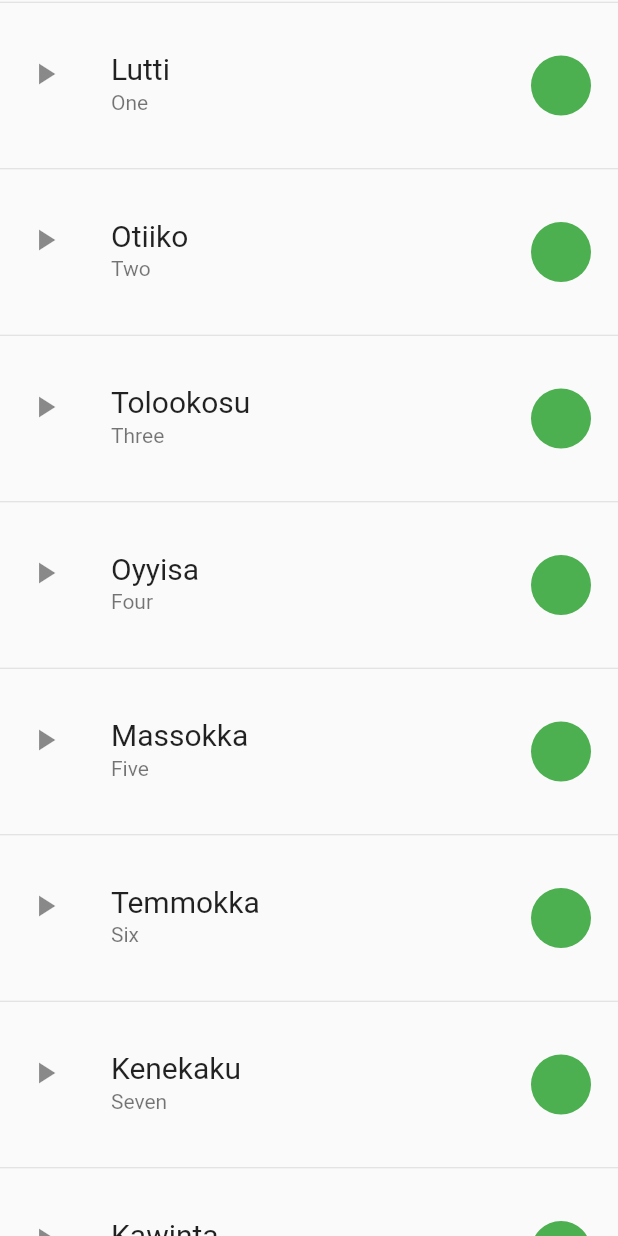
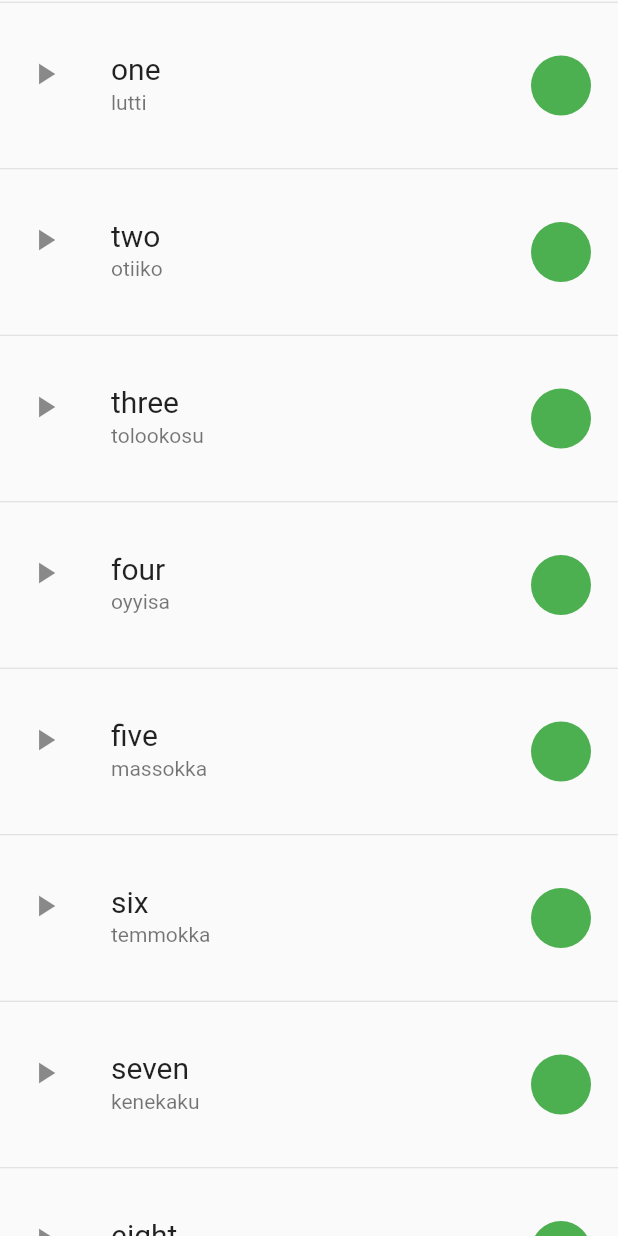
Before and after one commit to hrishikeshd10/FlutterMiwok, a Flutter app: the Numbers screen opened directly, on a phone screen of 412 x 824 dp. Run offline on Flutter 3.47's test engine with Material 2 defaults, Android fonts, the phone set to English and light mode, and no system bars.

Commit message:
numbers.dart updated with correct spellings

```diff
--- a/flutter_tutor/lib/modules/Numbers.dart
+++ b/flutter_tutor/lib/modules/Numbers.dart
@@ -8,16 +8,17 @@ class Numbers extends StatefulWidget {
 class _NumbersState extends State<Numbers> {
 
   List <numbers> data = [
-    new numbers('Lutti','One'),
-    new numbers('Otiiko','Two'),
-    new numbers('Tolookosu','Three'),
-    new numbers('Oyyisa','Four'),
-    new numbers('Massokka','Five'),
-    new numbers('Temmokka','Six'),
-    new numbers('Kenekaku','Seven'),
-    new numbers('Kawinta','Eight'),
-    new numbers('Wo e','Nine'),
-    new numbers('Na aacha','Ten'),
+     new numbers("one", "lutti"),
+        new numbers("two", "otiiko"),
+        new numbers("three", "tolookosu"),
+        new numbers("four", "oyyisa"),
+        new numbers("five","massokka"),
+        new numbers("six", "temmokka"),
+        new numbers("seven", "kenekaku"),
+        new numbers("eight", "kawinta"),
+        new numbers("nine", "wo'e"),
+        new numbers("ten", "na'aacha")
+
   ];
 
   @override
```
